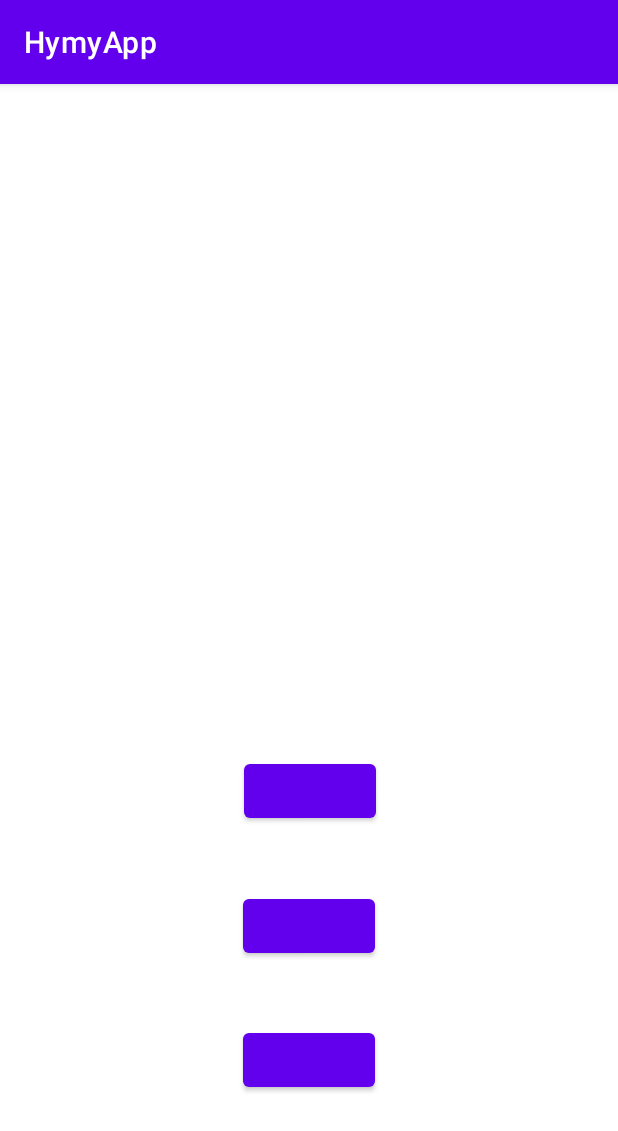
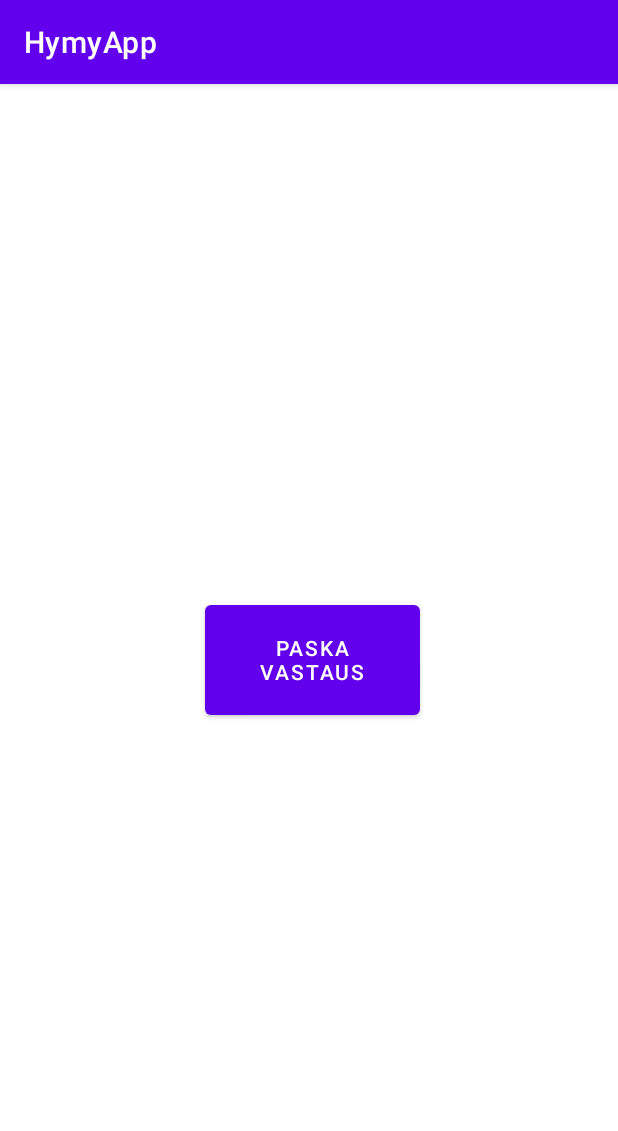
Before and after one commit to kanitaa/HymyApp, an Android app: the GameActivity screen opened directly, with no data from a screen before it, after a tap on an icon or button, on a phone screen of 412 x 824 dp. Shown: the top 1131 px of the screen. Run offline under Robolectric (Android 15) with nearby library versions, the phone set to English and light mode, and no system bars; our stand-ins replace Firebase (no records; nobody signed in at launch, a user with empty details on screens opened directly); 6 statements that could not run were skipped.

Commit message:
Kysymysten vastausnäkymän aloitus

```diff
--- a/app/src/main/java/fi/hymyapp/GameActivity.java
+++ b/app/src/main/java/fi/hymyapp/GameActivity.java
@@ -31,6 +31,7 @@
 
     //set statement text here for ui
     TextView statementView;
+    Button aText;
     Button op1button;
     Button op2button;
     Button op3button;
@@ -47,7 +48,7 @@
         Bundle b = getIntent().getExtras();
         int i =b.getInt(EXTRA,0);
 
-
+        aText=(Button) findViewById(R.id.answerButton);
         statementView = (TextView) findViewById(R.id.statementText);
         op1button=(Button) findViewById(R.id.option1Button);
         op2button=(Button)findViewById(R.id.option2Button);
@@ -61,19 +62,11 @@
         base.setButtons(op1button, op2button, op3button);
         base.setCounters(statementView);
         base.setDataPath(Singleton.getInstance().getThemes().get(i).getDatapath()+"/question");
+        aText.setVisibility(View.INVISIBLE);
 
-       // base.updateButtons();
-       // updateButtons();
 
 
     }
-
-    public void updateButtons(){
-        op1button.setText(base.getOp1());
-        op2button.setText(base.getOp2());
-        op3button.setText(base.getOp3());
-    }
-
 
     //onclick functions for option buttons
     public void option1(View view){
@@ -96,7 +89,7 @@
         }
 
         //after increasing database value, show new question
-        changeQuestion();
+        answerView();
     }
     public void option2(View view){
         final MediaPlayer mp = MediaPlayer.create(this,R.raw.sample);
@@ -113,7 +106,7 @@
         if(base.getCorrectAnswer().equals("op2")){
             score.increasePoints(2);
         }
-        changeQuestion();
+        answerView();
     }
     public void option3(View view){
         final MediaPlayer mp = MediaPlayer.create(this,R.raw.sample);
@@ -130,12 +123,13 @@
         if(base.getCorrectAnswer().equals("op3")){
             score.increasePoints(2);
         }
-        changeQuestion();
+
+        answerView();
     }
     private void changeQuestion(){
         if(pathNumber!=2)
         {
-        //   updateButtons();
+
             //increase pathnumber by one, to access next question in database
             pathNumber+=1;
             //change db references to match correct question number
@@ -151,4 +145,22 @@
             startActivity(lastActivity);
         }
     }
+    private void answerView(){
+        statementView.setVisibility(View.INVISIBLE);
+        op1button.setVisibility(View.INVISIBLE);
+        op2button.setVisibility(View.INVISIBLE);
+        op3button.setVisibility(View.INVISIBLE);
+        aText.setVisibility(View.VISIBLE);
+    }
+    public void nextQuestion(View view){
+        final MediaPlayer mp = MediaPlayer.create(this,R.raw.sample);
+        mp.start();
+        changeQuestion();
+        aText.setVisibility(View.INVISIBLE);
+        statementView.setVisibility(View.VISIBLE);
+        op1button.setVisibility(View.VISIBLE);
+        op2button.setVisibility(View.VISIBLE);
+        op3button.setVisibility(View.VISIBLE);
+
+    }
 }
--- a/app/src/main/java/fi/hymyapp/GetFirebase.java
+++ b/app/src/main/java/fi/hymyapp/GetFirebase.java
@@ -119,11 +119,7 @@
         System.out.println("hweo"+this.op1button);
         System.out.println("haloo"+this.op1Text);
     }
-    public void updateButtons(){
-        op1button.setText(op1Text);
-        op2button.setText(op2Text);
-        op3button.setText(op3Text);
-    }
+
 
 
     //add listeners to all database references
--- a/app/src/main/java/fi/hymyapp/MainActivity.java
+++ b/app/src/main/java/fi/hymyapp/MainActivity.java
@@ -23,6 +23,7 @@
 public class MainActivity extends AppCompatActivity {
     public static final String EXTRA = "com.example.myfirstapp.MESSAGE";
     User user = new User();
+
 
     @Override
     protected void onCreate(Bundle savedInstanceState) {
--- a/app/src/main/res/layout/activity_game.xml
+++ b/app/src/main/res/layout/activity_game.xml
@@ -84,4 +84,16 @@
         android:orientation="horizontal"
         app:layout_constraintGuide_begin="590dp" />
 
+    <Button
+        android:id="@+id/answerButton"
+        android:layout_width="143dp"
+        android:layout_height="85dp"
+        android:layout_marginEnd="132dp"
+        android:onClick="nextQuestion"
+        android:soundEffectsEnabled="false"
+        android:text="Paska vastaus"
+        app:layout_constraintBottom_toBottomOf="parent"
+        app:layout_constraintEnd_toEndOf="parent"
+        app:layout_constraintTop_toTopOf="parent" />
+
 </androidx.constraintlayout.widget.ConstraintLayout>
--- a/app/src/main/res/layout/activity_main.xml
+++ b/app/src/main/res/layout/activity_main.xml
@@ -64,4 +64,5 @@
         app:layout_constraintStart_toStartOf="parent"
         app:layout_constraintTop_toTopOf="parent"
         app:layout_constraintVertical_bias="0.392" />
+
 </androidx.constraintlayout.widget.ConstraintLayout>
```
Also changed, not shown: app/src/main/java/fi/hymyapp/Themes.java (+8 -0 lines).
